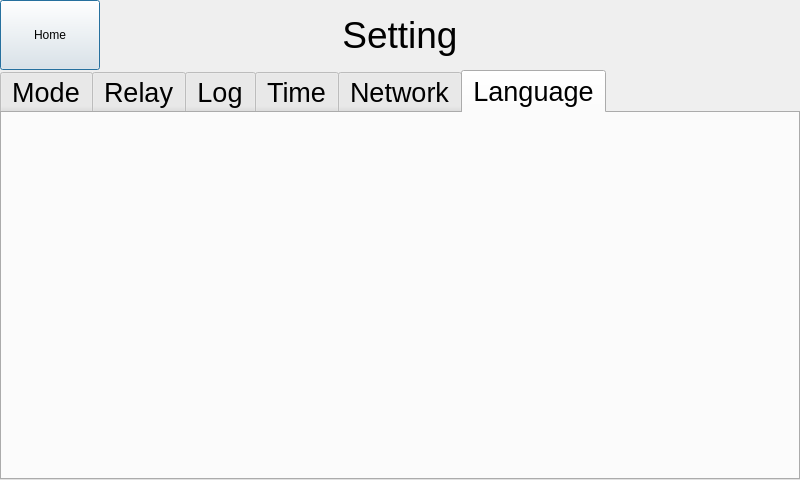
Qt form settingdialog.ui (Keithsys730/ERC_UI_DEMO) before a commit.
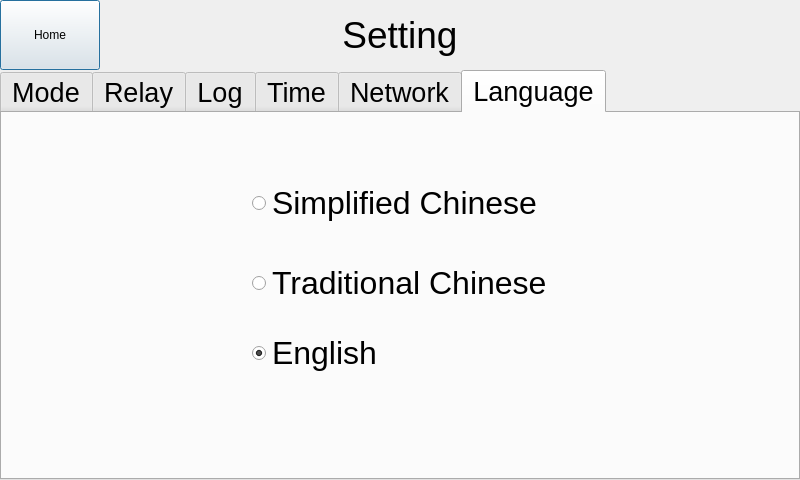
The same form after that commit. The open tabs and pages were chosen to show the change.

Commit message: Add the objects in the multi languages tab of the setting.

Diff of the .ui file:
```diff
--- a/settingdialog.ui
+++ b/settingdialog.ui
@@ -940,6 +940,69 @@
     <attribute name="title">
      <string>Language</string>
     </attribute>
+    <widget class="QRadioButton" name="csRadioButton">
+     <property name="geometry">
+      <rect>
+       <x>250</x>
+       <y>70</y>
+       <width>300</width>
+       <height>40</height>
+      </rect>
+     </property>
+     <property name="font">
+      <font>
+       <pointsize>24</pointsize>
+      </font>
+     </property>
+     <property name="text">
+      <string>Simplified Chinese</string>
+     </property>
+     <property name="checked">
+      <bool>false</bool>
+     </property>
+    </widget>
+    <widget class="QRadioButton" name="ctRadioButton">
+     <property name="geometry">
+      <rect>
+       <x>250</x>
+       <y>150</y>
+       <width>300</width>
+       <height>40</height>
+      </rect>
+     </property>
+     <property name="font">
+      <font>
+       <pointsize>24</pointsize>
+      </font>
+     </property>
+     <property name="text">
+      <string>Traditional Chinese</string>
+     </property>
+     <property name="checked">
+      <bool>false</bool>
+     </property>
+    </widget>
+    <widget class="QRadioButton" name="enRadioButton">
+     <property name="geometry">
+      <rect>
+       <x>250</x>
+       <y>220</y>
+       <width>300</width>
+       <height>40</height>
+      </rect>
+     </property>
+     <property name="font">
+      <font>
+       <pointsize>24</pointsize>
+      </font>
+     </property>
+     <property name="text">
+      <string>English</string>
+     </property>
+     <property name="checked">
+      <bool>true</bool>
+     </property>
+    </widget>
    </widget>
   </widget>
  </widget>
```
Left out of the diff: 2 changed lines with no effect on the pictures.
